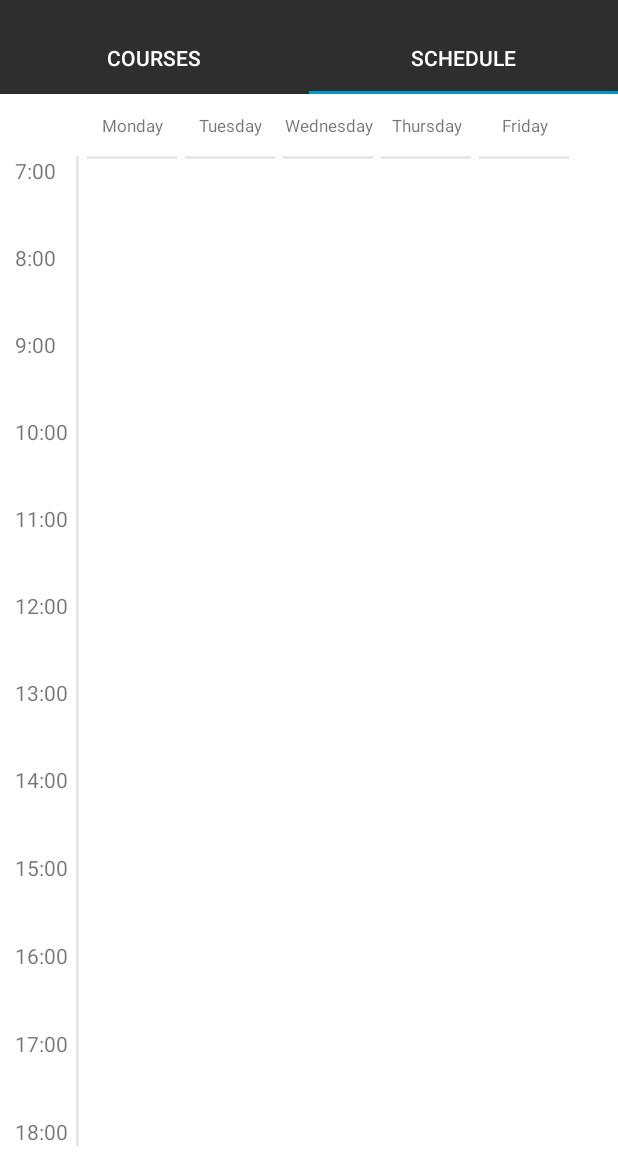
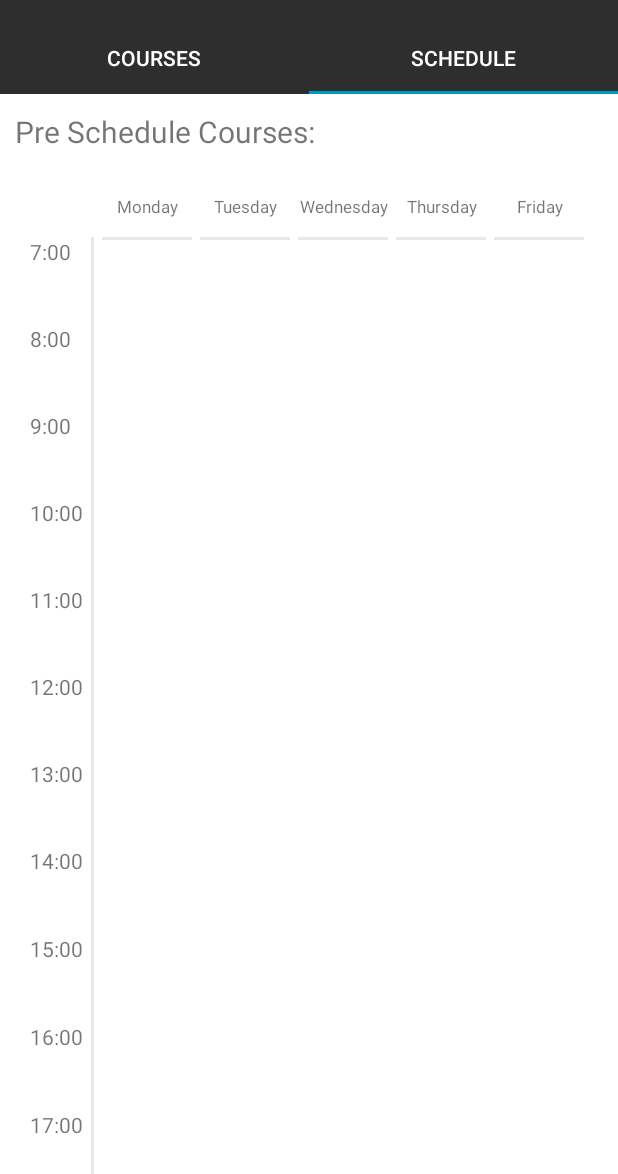
Before and after one commit to tomoaki3284/WSUCourseHelperApp, an Android app: the screen it shows after launch (MainActivity), tab 2 chosen, on a phone screen of 412 x 824 dp, the part 62-1236 px from its top. Run offline under Robolectric (Android 15) with nearby library versions, the phone set to English and light mode, and no system bars.

Commit message:
New Feature: > Time Overlapped detector. Show warning when user pick overlapped classes. > Add/Drop from ScheduleFragment

```diff
--- a/app/src/main/java/com/example/coursehelper/Model/Course.java
+++ b/app/src/main/java/com/example/coursehelper/Model/Course.java
@@ -163,4 +163,10 @@ public class Course {
                 ", timeContent='" + timeContent + '\'' +
                 "}";
     }
+
+    public String toPrettyFormatString() {
+        return "Title: " + title + "\n" +
+                "CRN info: " + courseCRN + "\n" +
+                "Time: " + timeContent + "\n";
+    }
 }
--- a/app/src/main/java/com/example/coursehelper/View/CoursesFragment.java
+++ b/app/src/main/java/com/example/coursehelper/View/CoursesFragment.java
@@ -8,14 +8,17 @@ import android.widget.ListView;
 
 import androidx.fragment.app.DialogFragment;
 import androidx.fragment.app.Fragment;
+import androidx.lifecycle.Observer;
 import androidx.lifecycle.ViewModelProvider;
 
 import android.view.LayoutInflater;
 import android.view.View;
 import android.view.ViewGroup;
 import android.widget.Spinner;
+import android.widget.Toast;
 
 import com.example.coursehelper.Model.Course;
+import com.example.coursehelper.Model.DayOfWeek;
 import com.example.coursehelper.Model.Schedule;
 import com.example.coursehelper.Model.ScheduleObserver;
 import com.example.coursehelper.R;
@@ -24,6 +27,8 @@ import com.fasterxml.jackson.databind.ObjectMapper;
 import java.io.IOException;
 import java.net.URL;
 import java.util.ArrayList;
+import java.util.Arrays;
+import java.util.EnumMap;
 import java.util.HashMap;
 import java.util.List;
 
@@ -38,12 +43,12 @@ public class CoursesFragment extends Fragment {
     private ListView listView;
     private List<Course> courses;
     private List<Course> updatedCourses;
-    courseArrayAdapter adapter;
+    private courseArrayAdapter adapter;
 
     private HashMap<String, List<Course>> coreCourses;
     private HashMap<String, List<Course>> subjectCourses;
     private List<Course> doubleDipperCourses;
-    private HashMap<String, Course> crnLinkedCourse;
+    static private HashMap<String, Course> crnLinkedCourse;
 
     public CoursesFragment() {
         // Required empty public constructor
@@ -68,7 +73,45 @@ public class CoursesFragment extends Fragment {
     public void onViewCreated(View view, Bundle savedInstanceState) {
         super.onViewCreated(view, savedInstanceState);
         scheduleObserver = new ViewModelProvider(requireActivity()).get(ScheduleObserver.class);
+        scheduleObserver.getSchedule().observe(requireActivity(), new Observer<Schedule>() {
+            @Override
+            public void onChanged(Schedule schedule) {
+                updateSchedule(schedule);
+            }
+        });
     }
+
+    //call when user removed course from scheduleFragment
+    public void updateSchedule(Schedule schedule) {
+        this.schedule = schedule;
+        Toast.makeText(getContext(), "You have: " + schedule.getCourses().size() + " class", Toast.LENGTH_SHORT).show();
+        System.out.println("User has: " + schedule.getCourses().size() + " courses");
+    }
+
+    //called by CourseDescriptionDialog
+    public void addCourseToSchedule(String crn) {
+        Course course = crnLinkedCourse.get(crn);
+        schedule.addCourse(course);
+        notifyScheduleChangesToObserver();
+    }
+
+    //called by CourseDescriptionDialog
+    public void removeCourseFromSchedule(String crn) {
+        Course course = crnLinkedCourse.get(crn);
+        if(schedule.removeCourse(course)){
+            Toast.makeText(getContext(), "You successfully dropped class", Toast.LENGTH_SHORT).show();
+            notifyScheduleChangesToObserver();
+        }else{
+            Toast.makeText(getContext(), "You never add this class", Toast.LENGTH_SHORT).show();
+        }
+    }
+
+    public void notifyScheduleChangesToObserver() {
+        scheduleObserver.setSchedule(schedule);
+    }
+
+
+
 
     public void setUpListView(View view) {
         listView = view.findViewById(R.id.customListView);
@@ -159,27 +202,6 @@ public class CoursesFragment extends Fragment {
         });
     }
 
-    public void addCourseToSchedule(String crn) {
-        Course course = crnLinkedCourse.get(crn);
-        schedule.addCourse(course);
-        notifyScheduleChangesToObserver();
-    }
-
-    //called by CourseDescriptionDialog
-    public void removeCourseFromSchedule(String crn) {
-        Course course = crnLinkedCourse.get(crn);
-        schedule.removeCourse(course);
-        notifyScheduleChangesToObserver();
-    }
-    //called by CourseDescriptionDialog
-    public void notifyScheduleChangesToObserver() {
-        scheduleObserver.setSchedule(schedule);
-    }
-
-
-
-
-
     public void listUpCourses() {
         if(courses == null) return;
         adapter = new courseArrayAdapter(getActivity(), 0, courses);
@@ -187,9 +209,6 @@ public class CoursesFragment extends Fragment {
         updatedCourses = courses;
     }
 
-    /*
-     * AsyncTask class to get course Data
-     */
     private class ReadCourses extends AsyncTask<Object, Void, List<Course>> {
 
         @Override
--- /dev/null
+++ b/app/src/main/res/drawable/warning_border.xml
@@ -0,0 +1,6 @@
+<?xml version="1.0" encoding="utf-8"?>
+<shape xmlns:android="http://schemas.android.com/apk/res/android"
+    android:shape="rectangle">
+    <solid android:color="@android:color/darker_gray" />
+    <corners android:radius="10dp" />
+</shape>
--- a/app/src/main/res/layout/fragment_courses.xml
+++ b/app/src/main/res/layout/fragment_courses.xml
@@ -19,14 +19,14 @@
         <!--  TODO: make spinner here for filtering feature  -->
         <Spinner
             android:id="@+id/coreSpinner"
-            android:layout_width="0dp"
+            android:layout_width="30dp"
             android:layout_height="match_parent"
             android:layout_margin="3dp"
             android:layout_weight="0.3" />
 
         <Spinner
             android:id="@+id/subjectSpinner"
-            android:layout_width="0dp"
+            android:layout_width="50dp"
             android:layout_height="match_parent"
             android:layout_margin="3dp"
             android:layout_weight="0.3" />
--- a/app/src/main/res/layout/fragment_schedule.xml
+++ b/app/src/main/res/layout/fragment_schedule.xml
@@ -1,13 +1,47 @@
 <?xml version="1.0" encoding="utf-8"?>
-<FrameLayout xmlns:android="http://schemas.android.com/apk/res/android"
+<LinearLayout xmlns:android="http://schemas.android.com/apk/res/android"
     xmlns:tools="http://schemas.android.com/tools"
     android:layout_width="match_parent"
-    android:layout_height="match_parent"
+    android:layout_height="wrap_content"
+    android:orientation="vertical"
     tools:context=".View.ScheduleFragment">
 
-    <!-- graph start from here -->
-    <include
-        android:id="@+id/dayGraph"
-        layout="@layout/graph_layout"/>
+    <ScrollView
+        android:layout_width="match_parent"
+        android:layout_height="wrap_content">
+        <LinearLayout
+            android:layout_width="match_parent"
+            android:layout_height="wrap_content"
+            android:orientation="vertical">
+            <TextView
+                android:layout_width="wrap_content"
+                android:layout_height="wrap_content"
+                android:layout_margin="10dp"
+                android:text="Pre Schedule Courses:"
+                android:textSize="20dp"/>
 
-</FrameLayout>
+            <LinearLayout
+                android:id="@+id/warningArea"
+                android:layout_width="match_parent"
+                android:layout_height="wrap_content"
+                android:layout_marginLeft="10dp"
+                android:layout_marginRight="10dp"
+                android:layout_marginTop="3dp"
+                android:layout_marginBottom="3dp"
+                android:orientation="vertical">
+            </LinearLayout>
+
+            <HorizontalScrollView
+                android:layout_width="wrap_content"
+                android:layout_height="wrap_content"
+                android:layout_marginLeft="10dp"
+                android:layout_marginRight="10dp">
+                <include
+                    android:id="@+id/dayGraph"
+                    layout="@layout/graph_layout"/>
+            </HorizontalScrollView>
+
+        </LinearLayout>
+    </ScrollView>
+
+</LinearLayout>
--- a/app/src/main/res/layout/graph_layout.xml
+++ b/app/src/main/res/layout/graph_layout.xml
@@ -2,7 +2,8 @@
 <LinearLayout
     xmlns:android="http://schemas.android.com/apk/res/android"
     android:layout_width="match_parent"
-    android:layout_height="match_parent"
+    android:layout_height="wrap_content"
+    android:layout_marginBottom="20dp"
     android:orientation="horizontal">
 
     <include layout="@layout/y_axis_layout"/>
```
Also changed, not shown: app/src/main/java/com/example/coursehelper/Model/Schedule.java (+68 -23 lines), app/src/main/java/com/example/coursehelper/View/CourseDescriptionDialogFragment.java (+4 -6 lines), app/src/main/java/com/example/coursehelper/View/ScheduleFragment.java (+59 -3 lines).
